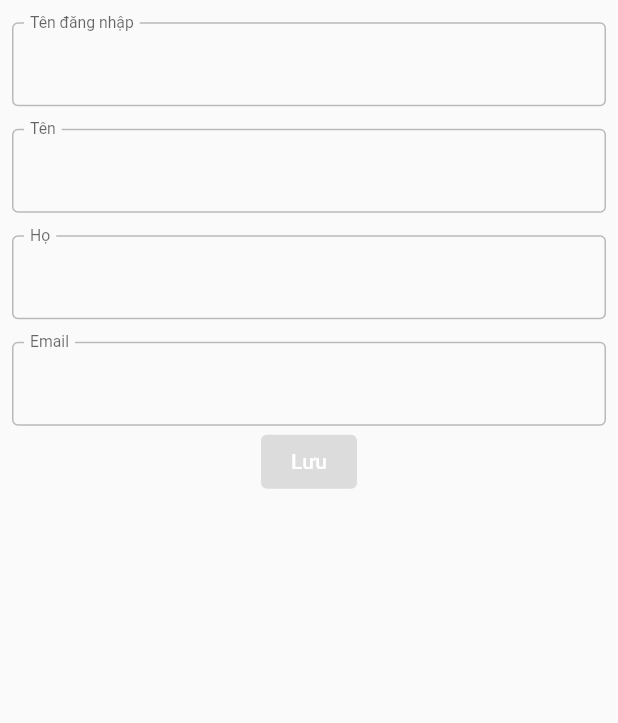
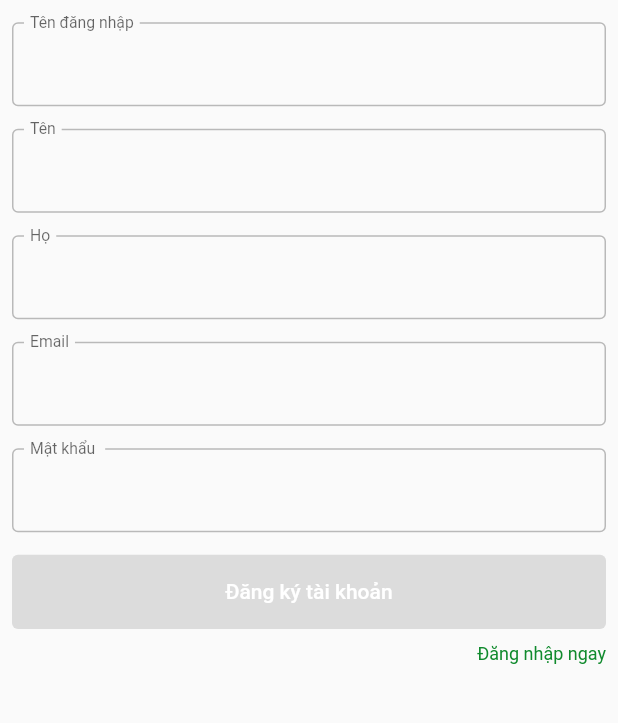
Before and after one commit to phuongvyMaicoGropup/MaiCoLand, a Flutter app: the screen it shows after launch, on a phone screen of 412 x 824 dp, the part 401-1124 px from its top. Run offline on Flutter 3.47's test engine with Material 2 defaults, Android fonts, the light colour scheme and no system bars; our stand-ins replace bloc, carousel_slider, dio, equatable, eva_icons_flutter, file_picker and 8 more; missing offline and left inert: flutter_map_arcgis; Roboto replaces fonts that are missing (Montsterrat).

Commit message:
done register screen

```diff
--- a/lib/bloc/register_bloc/register_bloc.dart
+++ b/lib/bloc/register_bloc/register_bloc.dart
@@ -41,6 +41,7 @@
     Emitter<RegisterState> emit,
   ) {
     final username = Username.dirty(event.username.toString());
+    print("username: " + username.toString());
     emit(state.copyWith(
       username: username,
       status: Formz.validate([
@@ -58,6 +59,7 @@
     Emitter<RegisterState> emit,
   ) {
     final lastName = LastName.dirty(event.lastName.toString());
+    print("lasname: " + lastName.toString());
     emit(state.copyWith(
       lastName: lastName,
       status: Formz.validate([
@@ -111,15 +113,17 @@
     if (state.status.isValidated) {
       emit(state.copyWith(status: FormzStatus.submissionInProgress));
       try {
-        await _userRepo.register(
+        String result = await _userRepo.register(
           firstName: state.firstName.value,
           lastName: state.lastName.value,
           email: state.email.value,
           password: state.password.value,
           username: state.username.value,
         );
-
-        emit(state.copyWith(status: FormzStatus.submissionSuccess));
+        if (result == "true")
+          emit(state.copyWith(status: FormzStatus.submissionSuccess));
+        else
+          emit(state.copyWith(status: FormzStatus.submissionFailure));
       } catch (_) {
         emit(state.copyWith(status: FormzStatus.submissionFailure));
       }
--- a/lib/bloc/register_bloc/register_state.dart
+++ b/lib/bloc/register_bloc/register_state.dart
@@ -18,7 +18,8 @@
   final LastName lastName;
 
   @override
-  List<Object> get props => [email, password, status];
+  List<Object> get props =>
+      [email, password, status, username, firstName, lastName];
 
   RegisterState copyWith({
     Email? email,
--- a/lib/helpers/validator_tranformer.dart
+++ b/lib/helpers/validator_tranformer.dart
@@ -1,22 +1,21 @@
 import 'dart:async';
 
 mixin ValidatorsTransformer {
-
   static final RegExp _emailRegExp = RegExp(
     r'^[a-zA-Z0-9.!#$%&’*+/=?^_`{|}~-]+@[a-zA-Z0-9-]+(?:\.[a-zA-Z0-9-]+)*$',
   );
-  static final RegExp _passwordRegExp = RegExp(
-    r'^(?=.*[A-Za-z])(?=.*\d)[A-Za-z\d]{8,}$',
-  );
+  static final RegExp _passwordRegExp =
+      RegExp(r'^(?=.*?[A-Z])(?=.*?[a-z])(?=.*?[0-9])(?=.*?[!@#\$&*~]).{8,}$');
 
   static bool isValidEmail(String email) {
     return _emailRegExp.hasMatch(email);
   }
 
   static bool isValidPassword(String password) {
-    return password.length > 7;
+    return _passwordRegExp.hasMatch(password);
   }
-  static bool isValidPhone(String phone){
+
+  static bool isValidPhone(String phone) {
     String pattern = r'(^(?:[+0]9)?[0-9]{10,12}$)';
     RegExp regExp = new RegExp(pattern);
 
@@ -44,7 +43,6 @@
     }
   });
 
-
   final validatePassword = StreamTransformer<String, bool>.fromHandlers(
       handleData: (password, sink) {
     if (isValidPassword(password)) {
--- a/lib/main.dart
+++ b/lib/main.dart
@@ -6,6 +6,7 @@
 import 'package:maico_land/model/repositories/user_repository.dart';
 import 'package:maico_land/my_app.dart';
 import 'package:maico_land/presentation/screens/home_screen/bloc/home_event.dart';
+import 'package:maico_land/router/app_router.dart';
 
 import 'bloc/news_add_bloc/news_add_bloc.dart';
 import 'presentation/screens/auth_screen/login_screen.dart';
@@ -15,8 +16,10 @@
 
 void main() {
   final UserRepository userRepo = UserRepository();
+  final AppRouter router = AppRouter();
   runApp(
-    MultiBlocProvider(providers: [
+    MultiBlocProvider(
+        providers: [
           BlocProvider(
             create: (context) {
               return AuthenticationBloc(userRepo: userRepo)..add(AppStarted());
@@ -45,6 +48,10 @@
               return NewsAddBloc(userRepository: userRepo);
             },
           )
-    ], child: MyApp(userRepo: userRepo)),
+        ],
+        child: MyApp(
+          userRepo: userRepo,
+          appRouter: router,
+        )),
   );
 }
--- a/lib/model/formz_model/password.dart
+++ b/lib/model/formz_model/password.dart
@@ -1,18 +1,24 @@
-
 import 'package:formz/formz.dart';
 import 'package:maico_land/helpers/validator_tranformer.dart';
 
-enum PasswordValidationError{invalid,empty}
-class Password extends FormzInput<String, PasswordValidationError>{
+enum PasswordValidationError { invalid, empty }
+
+class Password extends FormzInput<String, PasswordValidationError> {
   const Password.pure() : super.pure('');
   const Password.dirty([String value = '']) : super.dirty(value);
 
   @override
   PasswordValidationError? validator(String value) {
-    if (value.isNotEmpty != true ) PasswordValidationError.empty;
-    if (!ValidatorsTransformer.isValidPassword(value)) return PasswordValidationError.invalid;
-    return null ;
+    if (value.isNotEmpty != true) PasswordValidationError.empty;
+    if (!ValidatorsTransformer.isValidPassword(value))
+      return PasswordValidationError.invalid;
+    return null;
   }
 
-
+  bool validateStructure(String value) {
+    String pattern =
+        r'^(?=.*?[A-Z])(?=.*?[a-z])(?=.*?[0-9])(?=.*?[!@#\$&*~]).{8,}$';
+    RegExp regExp = new RegExp(pattern);
+    return regExp.hasMatch(value);
+  }
 }
--- a/lib/my_app.dart
+++ b/lib/my_app.dart
@@ -6,6 +6,7 @@
 import 'package:maico_land/model/responses/user_reponse.dart';
 import 'package:maico_land/presentation/screens/home_screen/home_screen.dart';
 import 'package:maico_land/presentation/styles/app_colors.dart';
+import 'package:maico_land/router/app_router.dart';
 
 import 'model/entities/GeoPoint.dart';
 import 'presentation/screens/auth_screen/login_screen.dart';
@@ -15,8 +16,10 @@
 import 'presentation/screens/news/news_add/news_add_screen.dart';
 
 class MyApp extends StatefulWidget {
-  const MyApp({required this.userRepo, Key? key}) : super(key: key);
+  const MyApp({required this.appRouter, required this.userRepo, Key? key})
+      : super(key: key);
   final UserRepository userRepo;
+  final AppRouter appRouter;
 
   @override
   State<MyApp> createState() => _MyAppState();
@@ -80,6 +83,7 @@
     return MaterialApp(
         title: 'Flutter Deo',
         theme: appTheme,
+        onGenerateRoute: widget.appRouter.onGenerateRoute,
         home: BlocBuilder<AuthenticationBloc, AuthenticationState>(
             builder: (context, state) {
           if (state is AuthenticationAuthenticated) {
--- a/lib/presentation/screens/auth_screen/register_screen.dart
+++ b/lib/presentation/screens/auth_screen/register_screen.dart
@@ -27,11 +27,10 @@
   final registerFormKey = GlobalKey<FormState>();
   final firstNameController = TextEditingController();
   final lastNameController = TextEditingController();
+  final passwordController = TextEditingController();
   final usernameController = TextEditingController();
   final emailController = TextEditingController();
   final hashTagController = TextEditingController();
-  // final imagePath = TextEditingController();
-  var _hashTag = TextEditingController();
   @override
   Widget build(BuildContext context) {
     return SafeArea(child: Scaffold(body: _buildContent()));
@@ -39,14 +38,10 @@
 
   Widget _buildContent() {
     return SingleChildScrollView(
-      child: BlocBuilder<RegisterBloc, RegisterState>(
-          buildWhen: (previous, current) => previous != current,
-          builder: (context, state) {
-            return Form(
+        child: Form(
       key: registerFormKey,
       child: Padding(
-                padding:
-                    const EdgeInsets.symmetric(horizontal: 8.0, vertical: 20),
+        padding: const EdgeInsets.symmetric(horizontal: 8.0, vertical: 20),
         child: Column(
           children: [
             SizedBox(height: MediaQuery.of(context).size.height * 0.10),
@@ -61,13 +56,25 @@
             _LastNameInput(lastNameController),
             const SizedBox(height: 15),
             _EmailInput(emailController),
+            const SizedBox(height: 15),
+            _PasswordInput(passwordController),
+            const SizedBox(height: 15),
             _RegisterButton(),
+            const SizedBox(height: 10),
+            Container(
+                alignment: Alignment.topRight,
+                child: GestureDetector(
+                    child: const Text("Đăng nhập ngay",
+                        style: TextStyle(
+                            fontSize: 12, color: AppColors.appGreen1)),
+                    onTap: () {
+                      Navigator.of(context)
+                          .pushNamedAndRemoveUntil("/login", (route) => false);
+                    })),
           ],
         ),
       ),
-            );
-          }),
-    );
+    ));
   }
 }
 
@@ -109,8 +116,9 @@
                 borderSide: BorderSide(color: AppColors.red)),
             errorStyle: TextStyle(fontSize: 10, color: AppColors.red),
             focusColor: AppColors.appGreen1,
-            errorText:
-                state.firstName.invalid ? 'Vui lòng nhập trên 4 kí tự !' : null,
+            errorText: state.firstName.invalid
+                ? 'Vui lòng nhập trên 4 kí tự (không chứa dấu cách)!'
+                : null,
           ),
         );
       },
@@ -156,8 +164,9 @@
                 borderSide: BorderSide(color: AppColors.red)),
             errorStyle: TextStyle(fontSize: 10, color: AppColors.red),
             focusColor: AppColors.appGreen1,
-            errorText:
-                state.lastName.invalid ? 'Vui lòng nhập trên 4 kí tự !' : null,
+            errorText: state.lastName.invalid
+                ? 'Vui lòng nhập trên 4 kí tự (không chứa dấu cách)!'
+                : null,
           ),
         );
       },
@@ -203,8 +212,9 @@
                 borderSide: BorderSide(color: AppColors.red)),
             errorStyle: TextStyle(fontSize: 10, color: AppColors.red),
             focusColor: AppColors.appGreen1,
-            errorText:
-                state.username.invalid ? 'Vui lòng nhập trên 4 kí tự !' : null,
+            errorText: state.username.invalid
+                ? 'Vui lòng nhập trên 4 kí tự (không chứa dấu cách)!'
+                : null,
           ),
         );
       },
@@ -258,6 +268,54 @@
   }
 }
 
+class _PasswordInput extends StatelessWidget {
+  _PasswordInput(this.controller);
+  final TextEditingController controller;
+  @override
+  Widget build(BuildContext context) {
+    return BlocBuilder<RegisterBloc, RegisterState>(
+      buildWhen: (previous, current) => previous.password != current.password,
+      builder: (context, state) {
+        return TextFormField(
+          key: const Key('RegisterForm_PasswordInput_textField'),
+          style: const TextStyle(
+            fontSize: 14,
+            color: Colors.black87,
+            fontWeight: FontWeight.w400,
+          ),
+          onChanged: (value) =>
+              context.read<RegisterBloc>().add(RegisterPasswordChanged(value)),
+          controller: controller,
+          keyboardType: TextInputType.visiblePassword,
+          decoration: InputDecoration(
+            enabledBorder: OutlineInputBorder(
+              borderSide: const BorderSide(color: Colors.black26),
+              borderRadius: BorderRadius.circular(4.0),
+            ),
+            alignLabelWithHint: true,
+            floatingLabelBehavior: FloatingLabelBehavior.always,
+            focusedBorder: const OutlineInputBorder(
+                borderRadius: BorderRadius.all(Radius.circular(5.0)),
+                borderSide: BorderSide(color: AppColors.appGreen1)),
+            labelText: "Mật khẩu ",
+            focusedErrorBorder: const OutlineInputBorder(
+                borderRadius: BorderRadius.all(Radius.circular(5.0)),
+                borderSide: BorderSide(color: AppColors.red)),
+            errorBorder: const OutlineInputBorder(
+                borderRadius: BorderRadius.all(Radius.circular(5.0)),
+                borderSide: BorderSide(color: AppColors.red)),
+            errorStyle: TextStyle(fontSize: 10, color: AppColors.red),
+            focusColor: AppColors.appGreen1,
+            errorText: state.password.invalid
+                ? 'Mật khẩu ít nhất 8 chữ số bao gồm số , chữ cái thường , chữ cái in hoa và kí tự đặc biệt'
+                : null,
+          ),
+        );
+      },
+    );
+  }
+}
+
 class _RegisterButton extends StatelessWidget {
   @override
   Widget build(BuildContext context) {
@@ -266,19 +324,33 @@
       builder: (context, state) {
         return ElevatedButton(
           key: const Key('RegisterForm_continue_raisedButton'),
-          child: const Text('Lưu', style: TextStyle(color: Colors.white)),
+          child: Container(
+              alignment: Alignment.center,
+              width: MediaQuery.of(context).size.width * 0.9,
+              height: MediaQuery.of(context).size.height * 0.06,
+              child: const Text('Đăng ký tài khoản',
+                  style: TextStyle(color: Colors.white))),
           onPressed: state.status.isValidated
               ? () async {
                   try {
                     context.read<RegisterBloc>().add(RegisterSubmitted());
-                    Navigator.of(context)
-                        .pushNamedAndRemoveUntil("/", (route) => false);
+                    if (state.status.isSubmissionSuccess) {
                       ScaffoldMessenger.of(context).showSnackBar(
                         SnackBar(
                           content: const Text("Đăng ký tài khoản thành công"),
-                        backgroundColor: Theme.of(context).colorScheme.primary,
+                          backgroundColor:
+                              Theme.of(context).colorScheme.primary,
                         ),
                       );
+                    } else {
+                      ScaffoldMessenger.of(context).showSnackBar(
+                        SnackBar(
+                          content: const Text(
+                              "Tên tài khoản hoặc email đã được đăng ký. Vui lòng kiểm tra thông tin!"),
+                          backgroundColor: Colors.red,
+                        ),
+                      );
+                    }
                   } catch (e) {
                     ScaffoldMessenger.of(context).showSnackBar(
                       SnackBar(
```
Also changed, not shown: 1 other file. Lines whose indentation alone changed are shown as unchanged.
